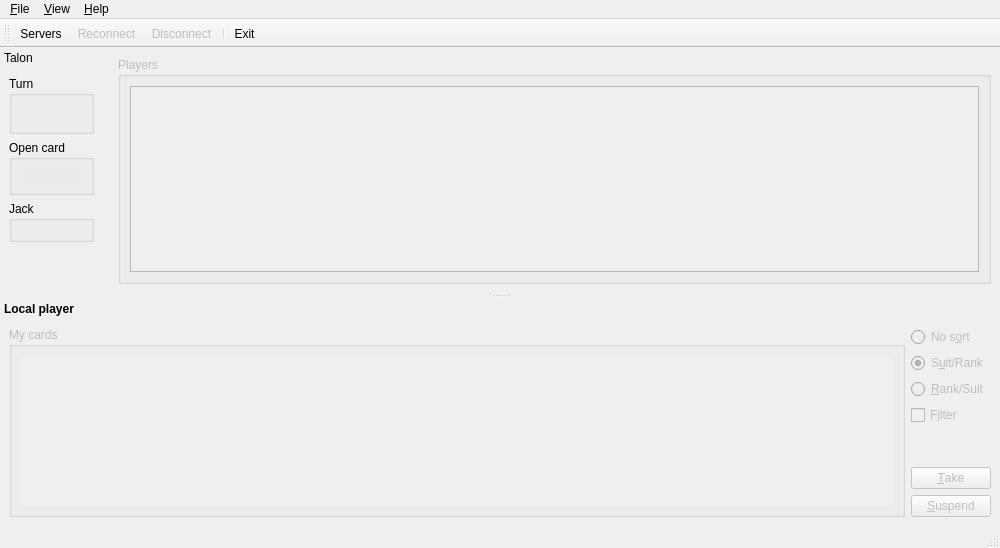
The window that src/mainwindow.ui (velnias75/NetMauMau-Qt-Client) describes before a commit, drawn with Qt 5.
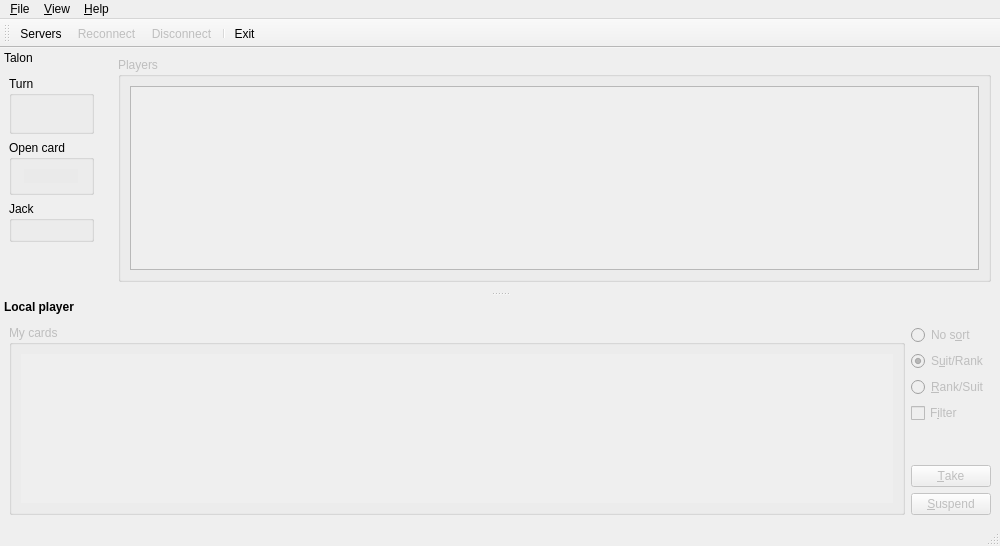
The same window after the commit. Icons and pictures are not drawn. Custom widgets are drawn as their Qt base class.

The edit to the form file:
```diff
--- a/src/mainwindow.ui
+++ b/src/mainwindow.ui
@@ -7,8 +7,8 @@
    <rect>
     <x>0</x>
     <y>0</y>
-    <width>1000</width>
-    <height>548</height>
+    <width>998</width>
+    <height>546</height>
    </rect>
   </property>
   <property name="windowTitle">
@@ -512,8 +512,8 @@
               <rect>
                <x>0</x>
                <y>0</y>
-               <width>886</width>
-               <height>158</height>
+               <width>878</width>
+               <height>152</height>
               </rect>
              </property>
              <layout class="QHBoxLayout" name="myCardsLayout">
```
Left out of the diff: 9 changed lines with no effect on the pictures.
